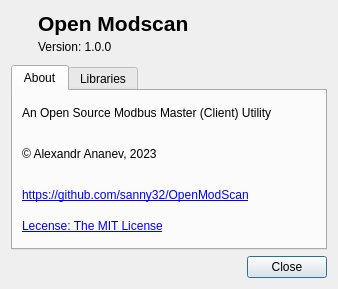
Above: omodsim/dialogs/dialogabout.ui from sanny32/OpenModSim before the change. Below: the same form after it.
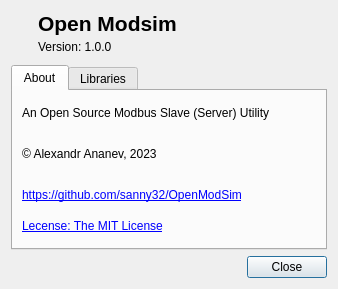
That is the form after the change. Icons and pictures are not drawn. Custom widgets are drawn as their Qt base class.

What changed in the file:
```diff
--- a/omodsim/dialogs/dialogabout.ui
+++ b/omodsim/dialogs/dialogabout.ui
@@ -65,7 +65,7 @@
           </font>
          </property>
          <property name="text">
-          <string>Open Modscan</string>
+          <string>Open Modsim</string>
          </property>
         </widget>
        </item>
@@ -115,7 +115,7 @@
        <item>
         <widget class="QLabel" name="labelDescription">
          <property name="text">
-          <string>An Open Source Modbus Master (Client) Utility</string>
+          <string>An Open Source Modbus Slave (Server) Utility</string>
          </property>
         </widget>
        </item>
@@ -161,7 +161,7 @@
        <item>
         <widget class="QLabel" name="labelLink">
          <property name="text">
-          <string>&lt;html&gt;&lt;head/&gt;&lt;body&gt;&lt;p&gt;&lt;a href=&quot;https://github.com/sanny32/OpenModScan&quot;&gt;&lt;span style=&quot; text-decoration: underline; color:#0000ff;&quot;&gt;https://github.com/sanny32/OpenModScan&lt;/span&gt;&lt;/a&gt;&lt;/p&gt;&lt;/body&gt;&lt;/html&gt;</string>
+          <string>&lt;html&gt;&lt;head/&gt;&lt;body&gt;&lt;p&gt;&lt;a href=&quot;https://github.com/sanny32/OpenModScan&quot;&gt;&lt;span style=&quot; text-decoration: underline; color:#0000ff;&quot;&gt;https://github.com/sanny32/OpenModSim&lt;/span&gt;&lt;/a&gt;&lt;/p&gt;&lt;/body&gt;&lt;/html&gt;</string>
          </property>
          <property name="openExternalLinks">
           <bool>true</bool>
```
